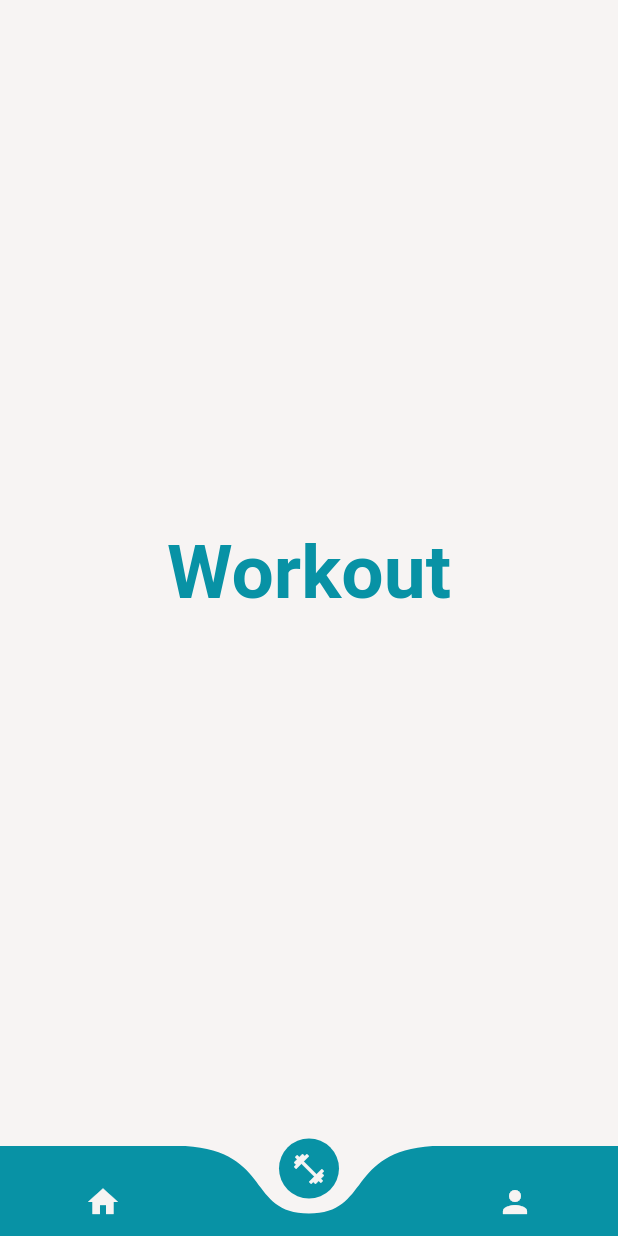
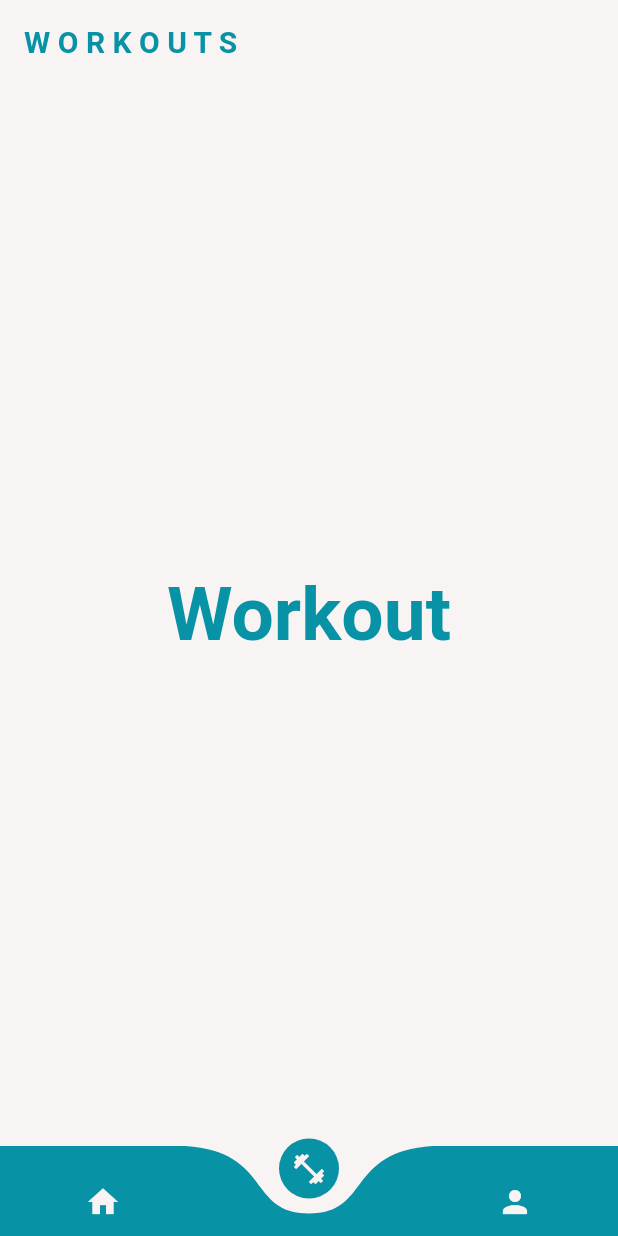
Before and after one commit to AnthonyBeerus/project_kaizen, a Flutter app: the screen it shows after launch, item 2 of the bottom bar chosen, on a phone screen of 412 x 824 dp. Run offline on Flutter 3.47's test engine with Material 2 defaults, Android fonts, the phone set to English and light mode, and no system bars; drawn by our look-alikes of curved_navigation_bar; our stand-ins replace flutter_speed_dial.

Commit message:
Added appbar

```diff
--- a/lib/pages/workout.dart
+++ b/lib/pages/workout.dart
@@ -16,6 +16,19 @@ class _WorkoutState extends State<Workout> {
   @override
   Widget build(BuildContext context) {
     return Scaffold(
+      appBar: AppBar(
+        backgroundColor: primaryColor,
+        elevation: 0,
+        title: Text(
+          'W O R K O U T S',
+          style: TextStyle(
+            color: secondaryColor,
+            fontSize: 20,
+            fontWeight: FontWeight.bold,
+            fontFamily: 'Roboto',
+          ),
+        ),
+      ),
       backgroundColor: primaryColor,
       body: Center(
         child: Text(
```
